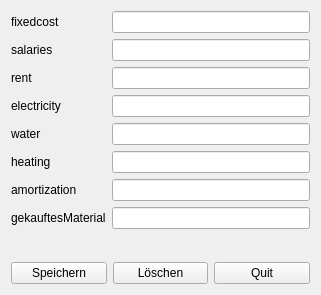
Above: aufwand/aufwanddialog.ui from pmgyambol/rowingclub before the change. Below: the same form after it.
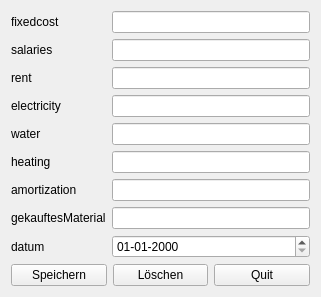
That is the form after the change.

Diff of the .ui file:
```diff
--- a/aufwand/aufwanddialog.ui
+++ b/aufwand/aufwanddialog.ui
@@ -96,6 +96,20 @@
      <item row="7" column="1">
       <widget class="QLineEdit" name="gekauftesMaterialLineEdit"/>
      </item>
+     <item row="8" column="1">
+      <widget class="QDateEdit" name="datumDateEdit">
+       <property name="displayFormat">
+        <string>dd-MM-yyyy</string>
+       </property>
+      </widget>
+     </item>
+     <item row="8" column="0">
+      <widget class="QLabel" name="datumLabel">
+       <property name="text">
+        <string>datum</string>
+       </property>
+      </widget>
+     </item>
     </layout>
    </item>
    <item>
```
